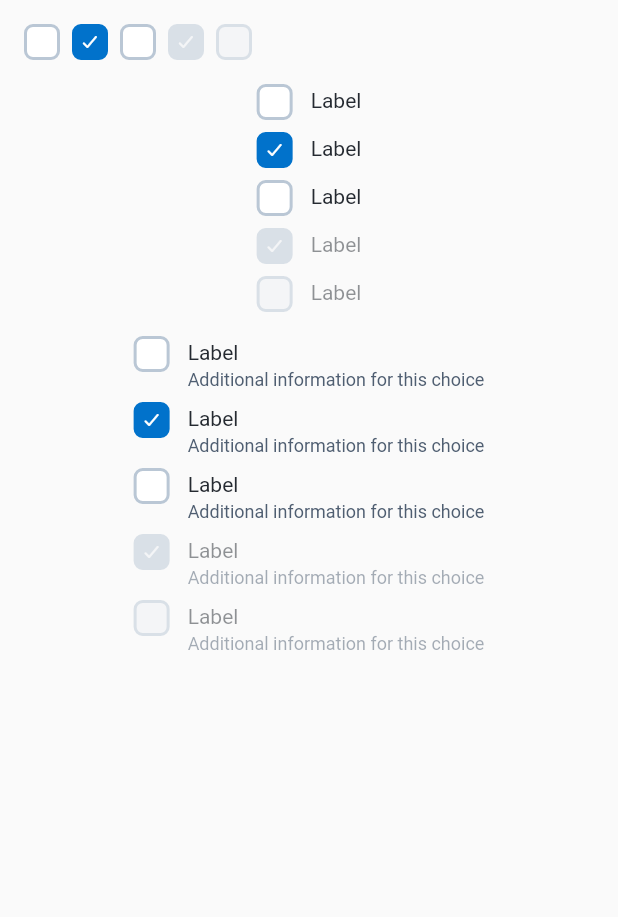
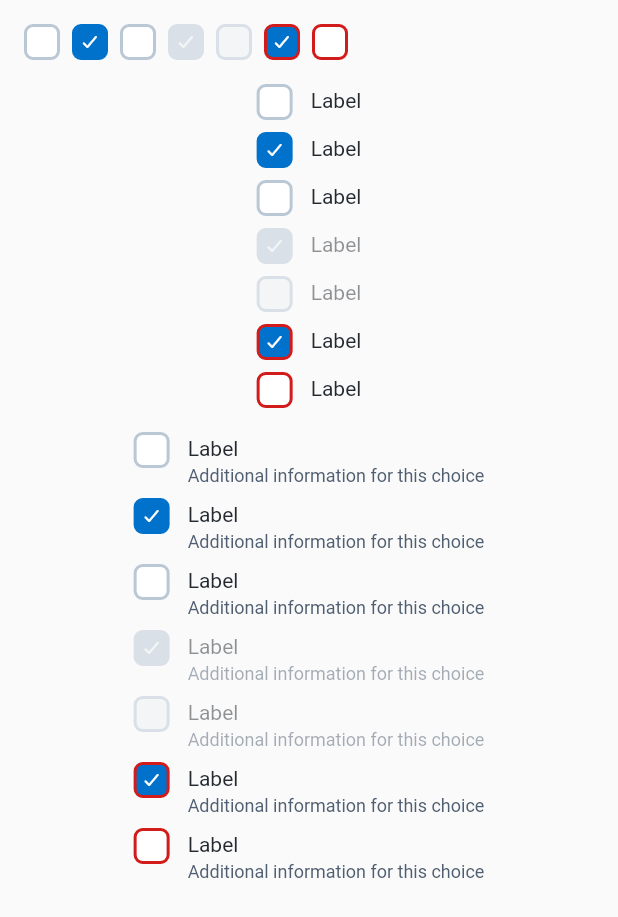
Before and after one commit to howiezuo/orbit-flutter, a Flutter app: the CheckBoxPage widget shown alone on an empty page, opened directly, on a phone screen of 412 x 824 dp. Shown: the top 917 px of the screen. Run offline on Flutter 3.47's test engine with Material 2 defaults, Android fonts, the phone set to English and light mode, and no system bars.

Commit message:
CheckBox hasError

```diff
--- a/catalog/lib/src/components/checkbox_page.dart
+++ b/catalog/lib/src/components/checkbox_page.dart
@@ -45,6 +45,18 @@ class _CheckBoxPageState extends State<CheckBoxPage> {
                   onChanged: (value) {},
                   disabled: true,
                 ),
+                SizedBox(width: 8),
+                CheckBox(
+                  value: true,
+                  onChanged: (value) {},
+                  hasError: true,
+                ),
+                SizedBox(width: 8),
+                CheckBox(
+                  value: false,
+                  onChanged: (value) {},
+                  hasError: true,
+                ),
               ],
             ),
             SizedBox(height: 16),
@@ -78,6 +90,20 @@ class _CheckBoxPageState extends State<CheckBoxPage> {
               onChanged: (value) {},
               label: 'Label',
               disabled: true,
+            ),
+            SizedBox(height: 8),
+            CheckBox(
+              value: true,
+              onChanged: (value) {},
+              label: 'Label',
+              hasError: true,
+            ),
+            SizedBox(height: 8),
+            CheckBox(
+              value: false,
+              onChanged: (value) {},
+              label: 'Label',
+              hasError: true,
             ),
             SizedBox(height: 16),
             CheckBox(
@@ -116,6 +142,22 @@ class _CheckBoxPageState extends State<CheckBoxPage> {
               info: 'Additional information for this choice',
               disabled: true,
             ),
+            SizedBox(height: 8),
+            CheckBox(
+              value: true,
+              onChanged: (value) {},
+              label: 'Label',
+              info: 'Additional information for this choice',
+              hasError: true,
+            ),
+            SizedBox(height: 8),
+            CheckBox(
+              value: false,
+              onChanged: (value) {},
+              label: 'Label',
+              info: 'Additional information for this choice',
+              hasError: true,
+            ),
           ],
         ),
       ),
--- a/lib/src/components/checkbox.dart
+++ b/lib/src/components/checkbox.dart
@@ -8,6 +8,7 @@ class CheckBox extends StatelessWidget {
   final bool value;
   final ValueChanged<bool?>? onChanged;
   final bool disabled;
+  final bool hasError;
   final String? label;
   final String? info;
 
@@ -16,6 +17,7 @@ class CheckBox extends StatelessWidget {
     required this.value,
     required this.onChanged,
     this.disabled = false,
+    this.hasError = false,
     this.label,
     this.info,
   })  : assert((label == null && info == null) ||
@@ -100,9 +102,9 @@ class CheckBox extends StatelessWidget {
 
     Color resolveBorderColor() {
       if (disabled) return colors.cloudDarker;
-      if (value) return theme.colorTokens.blueNormal;
+      if (hasError) return defaultStyles.borderColorRadioError;
 
-      return defaultStyles.borderColorRadio;
+      return value ? colors.blueNormal : defaultStyles.borderColorRadio;
     }
 
     final background = resolveBackground();
--- a/lib/src/tokens/checkbox_tokens.dart
+++ b/lib/src/tokens/checkbox_tokens.dart
@@ -4,6 +4,7 @@ class CheckBoxTokens {
   final Color colorInfoRadio;
   final Color colorIconRadio;
   final Color borderColorRadio;
+  final Color borderColorRadioError;
   final double size;
   final double opcityDisable;
 
@@ -11,6 +12,7 @@ class CheckBoxTokens {
     required this.colorInfoRadio,
     required this.colorIconRadio,
     required this.borderColorRadio,
+    required this.borderColorRadioError,
     required this.size,
     required this.opcityDisable,
   });
@@ -23,6 +25,7 @@ class CheckBoxTokens {
       colorInfoRadio: colors.inkLight,
       colorIconRadio: colors.productNormal,
       borderColorRadio: colors.cloudDarker,
+      borderColorRadioError: colors.redNormal,
       size: 20,
       opcityDisable: theme.opacityTokens.medium,
     );
```
